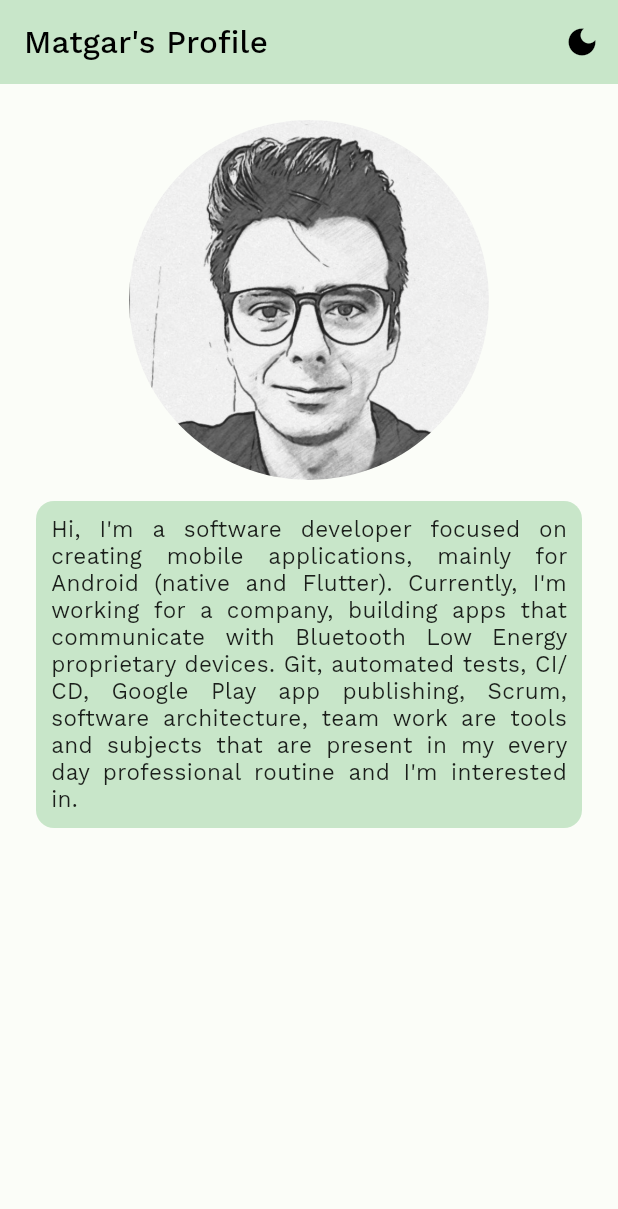
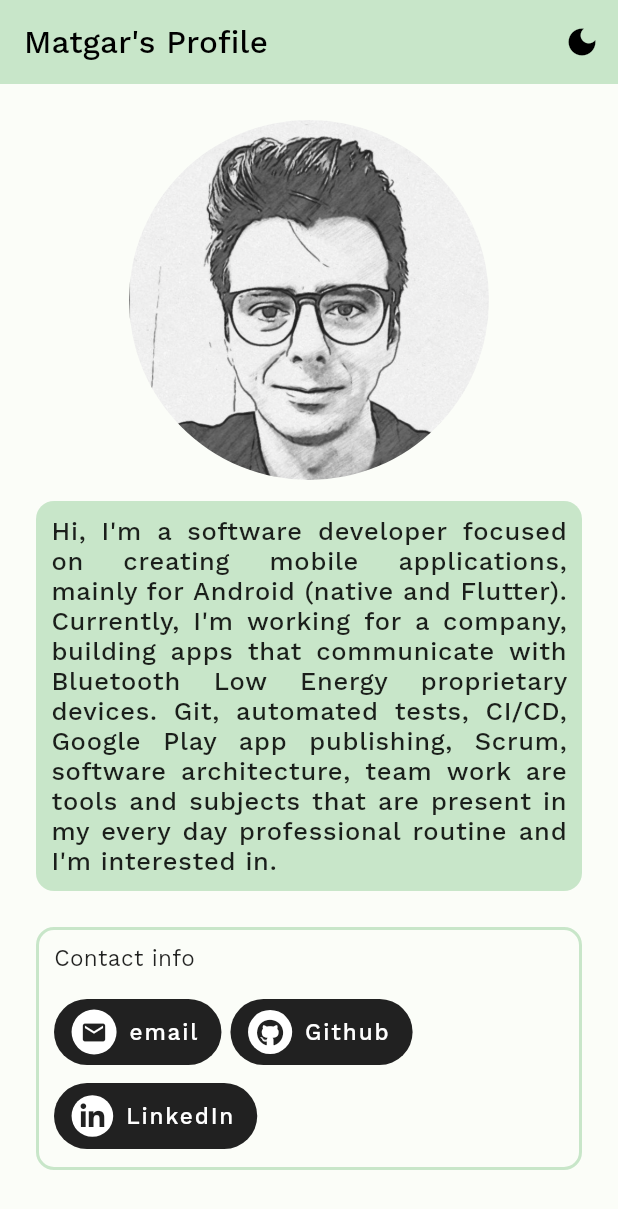
Before and after one commit to matgar/profile_web, a Flutter app: the screen it shows after launch, on a phone screen of 412 x 824 dp. Shown: the top 1209 px of the screen. Run offline on Flutter 3.47's test engine with Material 2 defaults, Android fonts, the phone set to English and light mode, and no system bars; our stand-ins replace font_awesome_flutter, google_fonts.

Commit message:
Adding contact info to home screen
Adding a outlined panel with 3 buttons for email, gibhub and,
linkedIn contacts.
An action button on app bar can change between light andn dark themes.

```diff
--- a/lib/core/strings.dart
+++ b/lib/core/strings.dart
@@ -4,4 +4,8 @@ class Strings {
   static const String appTitle = 'Matgar';
   static const String homeTitle = 'Matgar\'s Profile';
   static const String profileDescription = 'Hi, I\'m a software developer focused on creating mobile applications, mainly for Android (native and Flutter). Currently, I\'m working for a company, building apps that communicate with Bluetooth Low Energy proprietary devices. Git, automated tests, CI/CD, Google Play app publishing, Scrum, software architecture, team work are tools and subjects that are present in my every day professional routine and I\'m interested in.';
+  static const String contactPanelTitle = 'Contact info';
+  static const String emailAction = 'email';
+  static const String githubAction = 'Github';
+  static const String linkedInAction = 'LinkedIn';
 }
--- a/lib/main.dart
+++ b/lib/main.dart
@@ -1,9 +1,14 @@
 import 'package:flutter/material.dart';
+import 'package:font_awesome_flutter/font_awesome_flutter.dart';
 import 'package:profile_web/core/strings.dart';
 import 'package:profile_web/core/styles.dart';
 import 'package:profile_web/data/settings.dart';
+import 'package:profile_web/widgets/content_button.dart';
+import 'package:profile_web/widgets/content_tile.dart';
+import 'package:profile_web/widgets/outlined_panel.dart';
 import 'package:profile_web/widgets/panel.dart';
 import 'package:profile_web/widgets/theme_mode_action_button.dart';
+import 'package:url_launcher/url_launcher.dart';
 
 void main() {
   runApp(const ProfileApp());
@@ -30,6 +35,11 @@ class ProfileApp extends StatelessWidget {
 }
 
 class HomePage extends StatelessWidget {
+
+  static const _emailUrl = 'mailto:matgar@gmail.com?subject=Contact&body=Hi!';
+  static const _githubUrl = 'https://github.com/matgar';
+  static const _linkedInUrl = 'https://linkedin.com/in/matgar';
+
   final String title;
 
   const HomePage({Key? key, required this.title}) : super(key: key);
@@ -63,7 +73,32 @@ class HomePage extends StatelessWidget {
                 child: Text(
                   Strings.profileDescription,
                   textAlign: TextAlign.justify,
-                  style: Theme.of(context).textTheme.bodyMedium,
+                  style: Theme.of(context).textTheme.bodyText1,
+                ),
+              ),
+              const SizedBox(height: 24),
+               OutlinedPanel(
+                child: ContentTile(
+                  title: const Text(Strings.contactPanelTitle),
+                  children: [
+                    ContentButton(
+                      icon: const Icon(Icons.email),
+                      label: const Text(Strings.emailAction),
+                      onPressed: () => launchUrl(Uri.parse(_emailUrl)),
+                    ),
+                    const SizedBox(width: 6),
+                    ContentButton(
+                      icon: const FaIcon(FontAwesomeIcons.github),
+                      label: const Text(Strings.githubAction),
+                      onPressed: () => launchUrl(Uri.parse(_githubUrl)),
+                    ),
+                    const SizedBox(width: 6),
+                    ContentButton(
+                      icon: const FaIcon(FontAwesomeIcons.linkedinIn),
+                      label: const Text(Strings.linkedInAction),
+                      onPressed: () => launchUrl(Uri.parse(_linkedInUrl)),
+                    ),
+                  ],
                 ),
               ),
             ],
```
Also changed, not shown: pubspec.yaml (+7 -1 lines), pubspec.lock.
